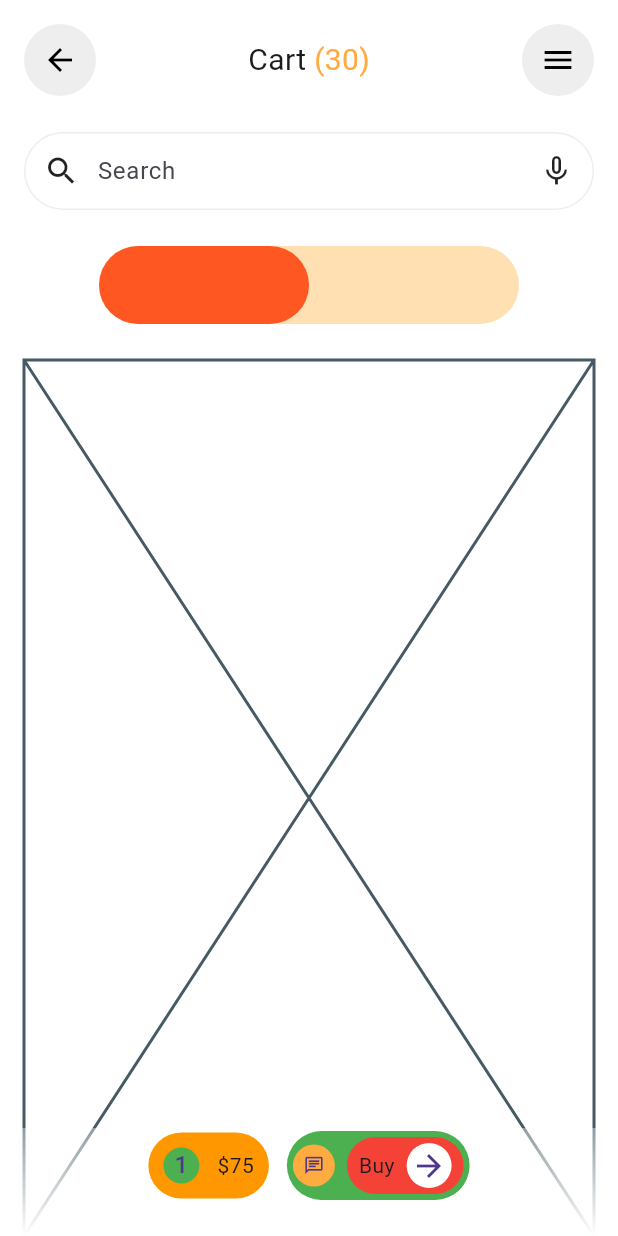
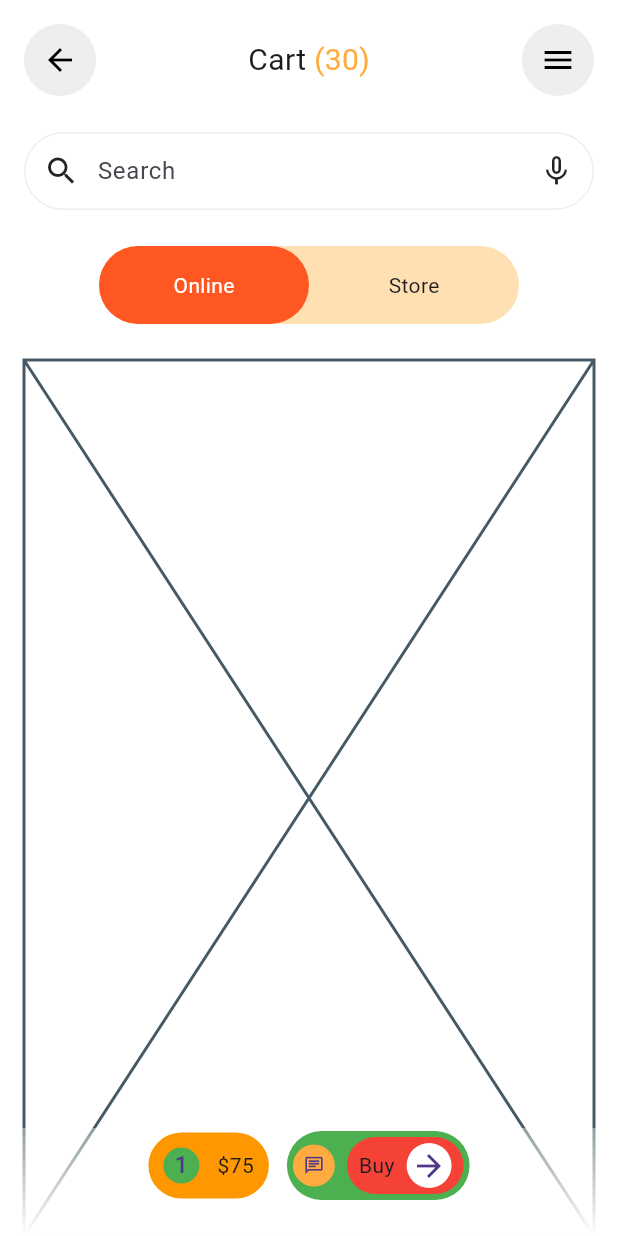
Before and after one commit to JAICHANGPARK/flutter_notebook_chapter_43, a Flutter app: the MarketplaceCartPage screen opened directly, on a phone screen of 412 x 824 dp. Run offline on Flutter 3.47's test engine with Material 3 defaults, Android fonts, the phone set to English and light mode, and no system bars; our stand-ins replace gap, hugeicons.

Commit message:
Update marketplace_cart_page.dart

```diff
--- a/lib/ep2168_marketplace_app/ui/marketplace_cart_page.dart
+++ b/lib/ep2168_marketplace_app/ui/marketplace_cart_page.dart
@@ -104,12 +104,28 @@ class _MarketplaceCartPageState extends State<MarketplaceCartPage> {
                             shape: StadiumBorder(),
                             color: Colors.deepOrange,
                           ),
+                          child: Center(
+                            child: Text(
+                              "Online",
+                              style: TextStyle(
+                                color: Colors.white,
+                              ),
+                            ),
+                          ),
                         ),
                         Container(
                           width: 140,
                           decoration: ShapeDecoration(
                             shape: StadiumBorder(),
                             // color: Colors.deepOrange,
+                          ),
+                          child: Center(
+                            child: Text(
+                              "Store",
+                              style: TextStyle(
+                                // color: Colors.white,
+                              ),
+                            ),
                           ),
                         ),
                       ],
```
